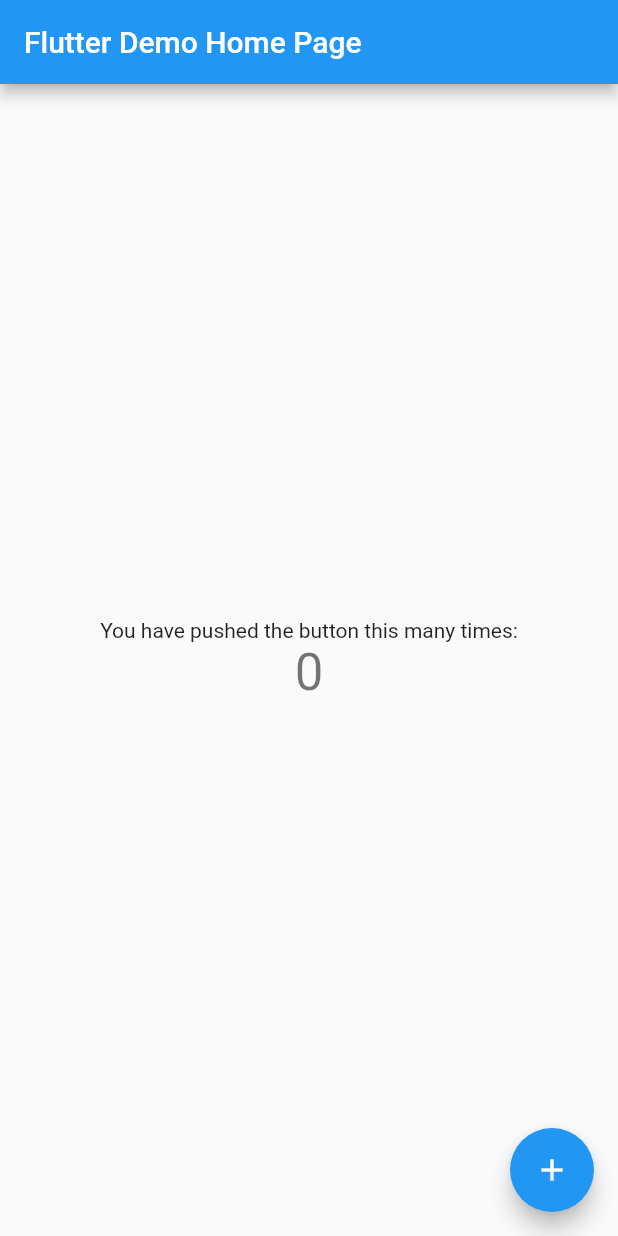
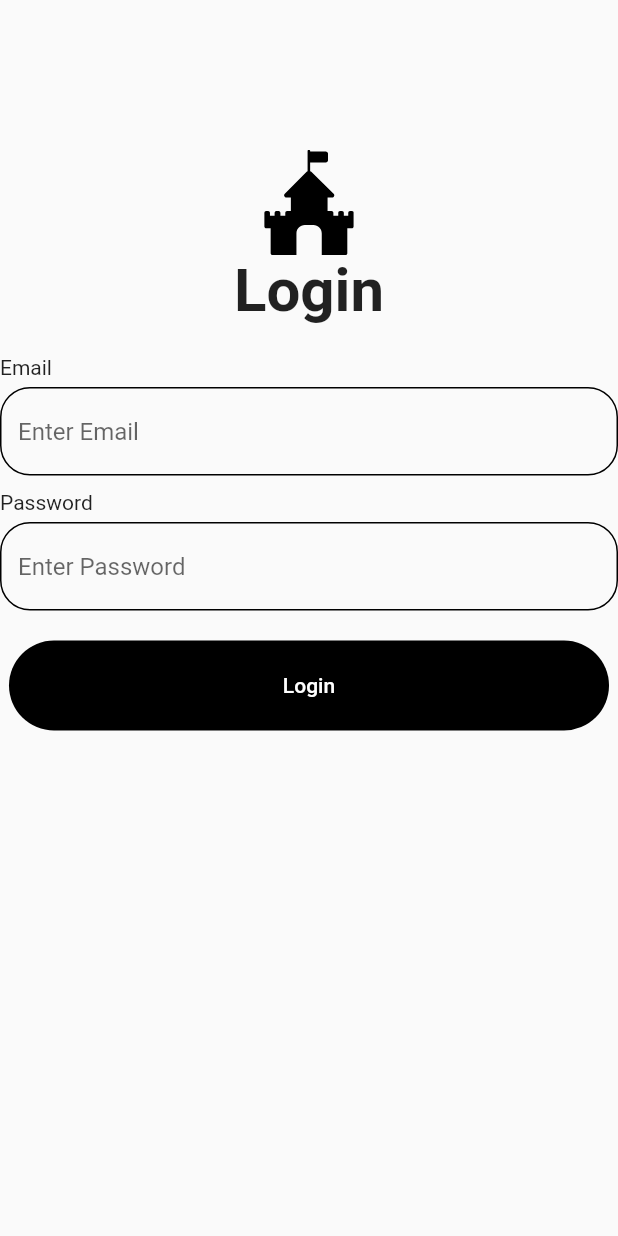
Before and after one commit to myoun/flutter_login, a Flutter app: the screen it shows after launch, on a phone screen of 412 x 824 dp. Run offline on Flutter 3.47's test engine with Material 2 defaults, Android fonts, the phone set to English and light mode, and no system bars; our stand-ins replace flutter_svg.

Commit message:
Flutter Login App

```diff
--- /dev/null
+++ b/lib/components/custom_form.dart
@@ -0,0 +1,29 @@
+import 'package:flutter/material.dart';
+import 'package:flutter_login/components/custom_text_field.dart';
+import 'package:flutter_login/size.dart';
+
+class CustomForm extends StatelessWidget {
+  final _formkey = GlobalKey<FormState>();
+
+  @override
+  Widget build(BuildContext context) {
+    return Form(
+      key: _formkey,
+      child: Column(
+        children: [
+          CustomTextFormField("Email"),
+          SizedBox(height: medium_gap),
+          CustomTextFormField("Password"),
+          SizedBox(height: large_gap),
+          TextButton(
+            child: Text("Login"),
+            onPressed: () {
+              if (_formkey.currentState!.validate())
+                Navigator.pushNamed(context, "/home");
+            },
+          )
+        ],
+      ),
+    );
+  }
+}
--- /dev/null
+++ b/lib/components/custom_text_field.dart
@@ -0,0 +1,37 @@
+import 'package:flutter/material.dart';
+import 'package:flutter_login/size.dart';
+
+class CustomTextFormField extends StatelessWidget {
+  final String text;
+
+  const CustomTextFormField(this.text);
+
+  @override
+  Widget build(BuildContext context) {
+    return Column(
+      crossAxisAlignment: CrossAxisAlignment.start,
+      children: [
+        Text(text),
+        SizedBox(height: small_gap),
+        TextFormField(
+          validator: (value) =>
+              value!.isEmpty ? "Please ender some text" : null,
+          obscureText: text == "Password" ? true : false,
+          decoration: InputDecoration(
+              hintText: "Enter $text",
+              enabledBorder: OutlineInputBorder(
+                borderRadius: BorderRadius.circular(20),
+              ),
+              focusedBorder: OutlineInputBorder(
+                borderRadius: BorderRadius.circular(20),
+              ),
+              errorBorder: OutlineInputBorder(
+                borderRadius: BorderRadius.circular(20),
+              ),
+              focusedErrorBorder:
+                  OutlineInputBorder(borderRadius: BorderRadius.circular(20))),
+        )
+      ],
+    );
+  }
+}
--- /dev/null
+++ b/lib/components/logo.dart
@@ -0,0 +1,19 @@
+import 'package:flutter/cupertino.dart';
+import 'package:flutter_svg/flutter_svg.dart';
+
+class Logo extends StatelessWidget {
+  final String title;
+
+  const Logo(this.title);
+
+  @override
+  Widget build(BuildContext context) {
+    return Column(
+      children: [
+        SvgPicture.asset("assets/logo.svg", height: 70, width: 70),
+        Text(title,
+            style: TextStyle(fontSize: 40, fontWeight: FontWeight.bold)),
+      ],
+    );
+  }
+}
--- a/lib/main.dart
+++ b/lib/main.dart
@@ -1,115 +1,32 @@
 import 'package:flutter/material.dart';
+import 'package:flutter_login/pages/home_page.dart';
+import 'package:flutter_login/pages/login_page.dart';
 
 void main() {
-  runApp(const MyApp());
+  runApp(MyApp());
 }
 
 class MyApp extends StatelessWidget {
-  const MyApp({Key? key}) : super(key: key);
-
-  // This widget is the root of your application.
   @override
   Widget build(BuildContext context) {
     return MaterialApp(
-      title: 'Flutter Demo',
+      initialRoute: "/login",
+      routes: {
+        "/login": (context) => LoginPage(),
+        "/home": (context) => HomePage(),
+      },
       theme: ThemeData(
-        // This is the theme of your application.
-        //
-        // Try running your application with "flutter run". You'll see the
-        // application has a blue toolbar. Then, without quitting the app, try
-        // changing the primarySwatch below to Colors.green and then invoke
-        // "hot reload" (press "r" in the console where you ran "flutter run",
-        // or simply save your changes to "hot reload" in a Flutter IDE).
-        // Notice that the counter didn't reset back to zero; the application
-        // is not restarted.
-        primarySwatch: Colors.blue,
+        textButtonTheme: TextButtonThemeData(
+          style: TextButton.styleFrom(
+            backgroundColor: Colors.black,
+            primary: Colors.white,
+            shape: RoundedRectangleBorder(
+              borderRadius: BorderRadius.circular(30),
+            ),
+            minimumSize: Size(400, 60),
+          ),
+        ),
       ),
-      home: const MyHomePage(title: 'Flutter Demo Home Page'),
     );
   }
 }
-
-class MyHomePage extends StatefulWidget {
-  const MyHomePage({Key? key, required this.title}) : super(key: key);
-
-  // This widget is the home page of your application. It is stateful, meaning
-  // that it has a State object (defined below) that contains fields that affect
-  // how it looks.
-
-  // This class is the configuration for the state. It holds the values (in this
-  // case the title) provided by the parent (in this case the App widget) and
-  // used by the build method of the State. Fields in a Widget subclass are
-  // always marked "final".
-
-  final String title;
-
-  @override
-  State<MyHomePage> createState() => _MyHomePageState();
-}
-
-class _MyHomePageState extends State<MyHomePage> {
-  int _counter = 0;
-
-  void _incrementCounter() {
-    setState(() {
-      // This call to setState tells the Flutter framework that something has
-      // changed in this State, which causes it to rerun the build method below
-      // so that the display can reflect the updated values. If we changed
-      // _counter without calling setState(), then the build method would not be
-      // called again, and so nothing would appear to happen.
-      _counter++;
-    });
-  }
-
-  @override
-  Widget build(BuildContext context) {
-    // This method is rerun every time setState is called, for instance as done
-    // by the _incrementCounter method above.
-    //
-    // The Flutter framework has been optimized to make rerunning build methods
-    // fast, so that you can just rebuild anything that needs updating rather
-    // than having to individually change instances of widgets.
-    return Scaffold(
-      appBar: AppBar(
-        // Here we take the value from the MyHomePage object that was created by
-        // the App.build method, and use it to set our appbar title.
-        title: Text(widget.title),
-      ),
-      body: Center(
-        // Center is a layout widget. It takes a single child and positions it
-        // in the middle of the parent.
-        child: Column(
-          // Column is also a layout widget. It takes a list of children and
-          // arranges them vertically. By default, it sizes itself to fit its
-          // children horizontally, and tries to be as tall as its parent.
-          //
-          // Invoke "debug painting" (press "p" in the console, choose the
-          // "Toggle Debug Paint" action from the Flutter Inspector in Android
-          // Studio, or the "Toggle Debug Paint" command in Visual Studio Code)
-          // to see the wireframe for each widget.
-          //
-          // Column has various properties to control how it sizes itself and
-          // how it positions its children. Here we use mainAxisAlignment to
-          // center the children vertically; the main axis here is the vertical
-          // axis because Columns are vertical (the cross axis would be
-          // horizontal).
-          mainAxisAlignment: MainAxisAlignment.center,
-          children: <Widget>[
-            const Text(
-              'You have pushed the button this many times:',
-            ),
-            Text(
-              '$_counter',
-              style: Theme.of(context).textTheme.headline4,
-            ),
-          ],
-        ),
-      ),
-      floatingActionButton: FloatingActionButton(
-        onPressed: _incrementCounter,
-        tooltip: 'Increment',
-        child: const Icon(Icons.add),
-      ), // This trailing comma makes auto-formatting nicer for build methods.
-    );
-  }
-}
--- /dev/null
+++ b/lib/pages/home_page.dart
@@ -0,0 +1,25 @@
+import 'package:flutter/material.dart';
+import 'package:flutter_login/components/logo.dart';
+
+class HomePage extends StatelessWidget {
+  @override
+  Widget build(BuildContext context) {
+    return Scaffold(
+      body: Padding(
+        padding: const EdgeInsets.all(16.0),
+        child: Column(
+          children: [
+            SizedBox(height: 200),
+            Logo("Care Soft"),
+            SizedBox(height: 50),
+            TextButton(
+                onPressed: () {
+                  Navigator.pop(context);
+                },
+                child: Text("Get Started"))
+          ],
+        ),
+      ),
+    );
+  }
+}
--- /dev/null
+++ b/lib/pages/login_page.dart
@@ -0,0 +1,20 @@
+import 'package:flutter/material.dart';
+import 'package:flutter_login/components/custom_form.dart';
+import 'package:flutter_login/components/logo.dart';
+import 'package:flutter_login/size.dart';
+
+class LoginPage extends StatelessWidget {
+  @override
+  Widget build(BuildContext context) {
+    return Scaffold(
+      body: ListView(
+        children: [
+          SizedBox(height: xlarge_gap),
+          Logo("Login"),
+          SizedBox(height: large_gap),
+          CustomForm(),
+        ],
+      ),
+    );
+  }
+}
--- /dev/null
+++ b/lib/size.dart
@@ -0,0 +1,4 @@
+const double small_gap = 5.0;
+const double medium_gap = 10.0;
+const double large_gap = 20.0;
+const double xlarge_gap = 100.0;
--- a/pubspec.yaml
+++ b/pubspec.yaml
@@ -1,4 +1,4 @@
-name: flutter_template
+name: flutter_login
 description: A new Flutter project.
 
 publish_to: 'none'
@@ -13,6 +13,7 @@ dependencies:
     sdk: flutter
 
   cupertino_icons: ^1.0.2
+  flutter_svg: ^0.23.0+1
 
 dev_dependencies:
   flutter_test:
@@ -25,5 +26,4 @@ flutter:
   uses-material-design: true
 
   assets:
-     - images/a_dot_burr.jpeg
-     - images/a_dot_ham.jpeg
+     - assets/
```
Also changed, not shown: assets/logo.svg (added), pubspec.lock.
